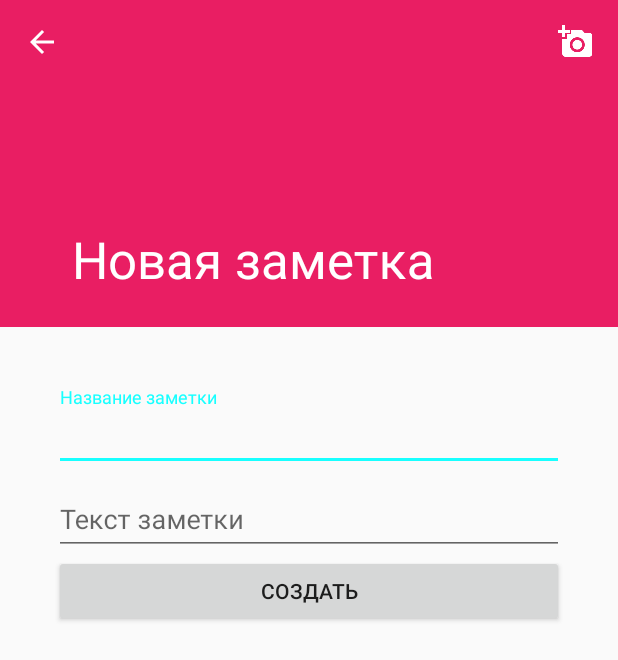
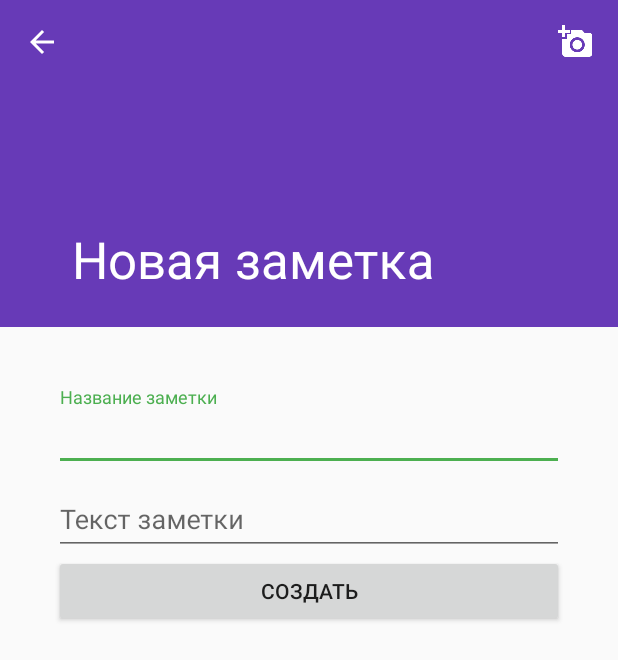
Before and after one commit to ZiXOps/Android-Notes-Sample, an Android app: the EditNoteActivity screen opened directly, with no data from a screen before it, on a phone screen of 412 x 824 dp. Shown: the top 660 px of the screen. Run offline under Robolectric (Android 15) with nearby library versions, the phone set to English and light mode, and no system bars; our stand-ins replace data binding; 1 statement that could not run was skipped.

Commit message:
Added new color scheme.

```diff
--- a/app/src/main/java/com/trendtechnology/notes/model/Note.java
+++ b/app/src/main/java/com/trendtechnology/notes/model/Note.java
@@ -2,7 +2,6 @@ package com.trendtechnology.notes.model;
 
 import android.databinding.BaseObservable;
 import android.databinding.Bindable;
-import android.net.Uri;
 
 import java.util.Date;
 
@@ -92,7 +91,7 @@ public class Note extends BaseObservable {
                 "text:'" + this.text + "', " +
                 "creationDate:'" + this.creationDate.toString() + "', " +
                 "changeDate:'" + this.changeDate.toString() + "', " +
-                "imageUri:'" + this.imageName + "'" +
+                "imageName:'" + this.imageName + "'" +
                 "}";
     }
 
--- a/app/src/main/java/com/trendtechnology/notes/utils/DataBinder.java
+++ b/app/src/main/java/com/trendtechnology/notes/utils/DataBinder.java
@@ -6,7 +6,6 @@ import android.graphics.Bitmap;
 import android.widget.ImageView;
 
 public final class DataBinder {
-
     @BindingAdapter("bindImageUrl")
     public static void setImageUrl(ImageView imageView, String imageName) {
         Context context = imageView.getContext();
--- a/app/src/main/res/layout/activity_add_note.xml
+++ b/app/src/main/res/layout/activity_add_note.xml
@@ -28,6 +28,7 @@
                 <ImageView
                     android:id="@+id/uploadedImage"
                     style="@style/ParallaxImage"
+                    bindImageUrl="@{note.imageName}"
                     app:layout_collapseMode="parallax"
                     app:layout_collapseParallaxMultiplier="0.7" />
 
--- a/app/src/main/res/values/colors.xml
+++ b/app/src/main/res/values/colors.xml
@@ -1,8 +1,9 @@
 <?xml version="1.0" encoding="utf-8"?>
 <resources>
-    <color name="colorPrimary">#E91E63</color>
-    <color name="colorPrimaryDark">#C2185B</color>
-    <color name="colorAccent">#18FFFF</color>
+    <color name="colorPrimary">#673AB7</color>
+    <color name="colorPrimaryDark">#512DA8</color>
+    <color name="colorPrimaryLight">#D1C4E9</color>
+    <color name="colorAccent">#4CAF50</color>
     <color name="colorPrimaryText">#212121</color>
-    <color name="colorSecondaryText">#757575</color>
+    <color name="colorSecondaryText">#727272</color>
 </resources>
```
Also changed, not shown: app/src/main/java/com/trendtechnology/notes/EditNoteActivity.java (+8 -3 lines), app/src/main/java/com/trendtechnology/notes/NotesListActivity.java (+1 -7 lines), app/src/main/java/com/trendtechnology/notes/utils/DBAdapter.java (+7 -8 lines).
